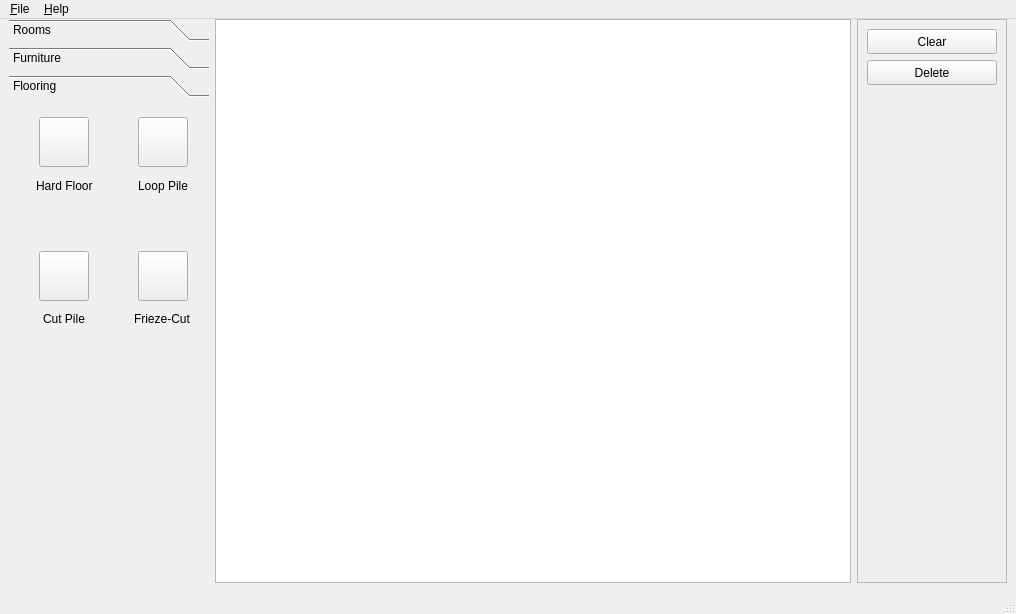
Above: editwindow.ui from mdelaune/RoboSim before the change. Below: the same form after it.
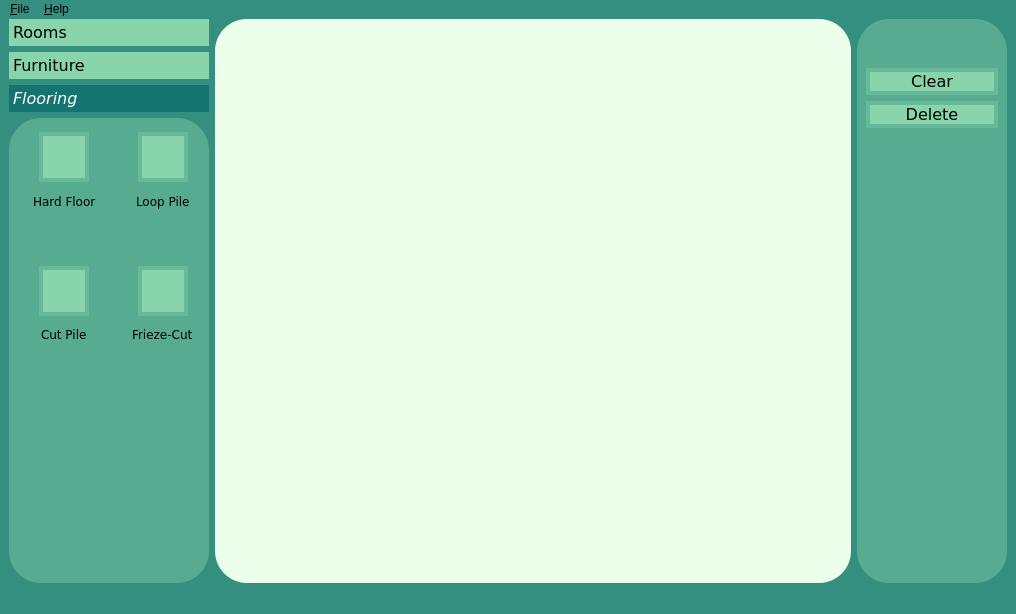
That is the form after the change. The open tabs and pages were chosen to show the change. Icons and pictures are not drawn.

Diff of the .ui file:
```diff
--- a/editwindow.ui
+++ b/editwindow.ui
@@ -13,6 +13,9 @@
   <property name="windowTitle">
    <string>MainWindow</string>
   </property>
+  <property name="styleSheet">
+   <string notr="true">background: rgba(53, 143, 128, 1);</string>
+  </property>
   <widget class="QWidget" name="centralwidget">
    <layout class="QVBoxLayout" name="verticalLayout">
     <property name="spacing">
@@ -62,6 +65,27 @@
            <height>0</height>
           </size>
          </property>
+         <property name="font">
+          <font>
+           <family>Verdana</family>
+           <pointsize>12</pointsize>
+           <bold>false</bold>
+          </font>
+         </property>
+         <property name="styleSheet">
+          <string notr="true">QToolBox::tab {
+  	background:  rgba(136, 212, 171, 1);
+	border-radius: 32px;
+}
+
+QToolBox::tab:selected { 
+    	font: italic;
+    	background:rgba(20, 116, 111, 1);
+		color: rgb(255,255,255);
+		border-radius: 32px;
+}
+</string>
+         </property>
          <property name="frameShape">
           <enum>QFrame::NoFrame</enum>
          </property>
@@ -323,9 +347,13 @@
             <x>0</x>
             <y>0</y>
             <width>200</width>
-            <height>468</height>
+            <height>435</height>
            </rect>
           </property>
+          <property name="styleSheet">
+           <string notr="true">background:rgba(86, 171, 145, 1); 
+border-radius: 32px;</string>
+          </property>
           <attribute name="label">
            <string>Flooring</string>
           </attribute>
@@ -350,6 +378,23 @@
                 <height>50</height>
                </size>
               </property>
+              <property name="styleSheet">
+               <string notr="true">QToolButton{
+	background: rgba(136, 212, 171, 1);
+	border-width: 4px;
+	border-style: solid;
+	border-radius: 32px;
+	border-color: rgba(103, 185, 154, 1);
+}
+QToolButton::hover {
+	background: rgba(103, 185, 154, 1);
+	border-width: 4px;
+	border-style: solid;
+	border-radius: 32px;
+	border-color: rgba(103, 185, 154, 1);
+}
+</string>
+              </property>
               <property name="text">
                <string/>
               </property>
@@ -367,6 +412,23 @@
                 <height>50</height>
                </size>
               </property>
+              <property name="styleSheet">
+               <string notr="true">QToolButton{
+	background: rgba(136, 212, 171, 1);
+	border-width: 4px;
+	border-style: solid;
+	border-radius: 32px;
+	border-color: rgba(103, 185, 154, 1);
+}
+QToolButton::hover {
+	background: rgba(103, 185, 154, 1);
+	border-width: 4px;
+	border-style: solid;
+	border-radius: 32px;
+	border-color: rgba(103, 185, 154, 1);
+}
+</string>
+              </property>
               <property name="text">
                <string/>
               </property>
@@ -378,6 +440,11 @@
             </item>
             <item row="1" column="0" alignment="Qt::AlignHCenter|Qt::AlignTop">
              <widget class="QLabel" name="label_11">
+              <property name="font">
+               <font>
+                <family>Verdana</family>
+               </font>
+              </property>
               <property name="text">
                <string>Hard Floor</string>
               </property>
@@ -391,6 +458,23 @@
                 <height>50</height>
                </size>
               </property>
+              <property name="styleSheet">
+               <string notr="true">QToolButton{
+	background: rgba(136, 212, 171, 1);
+	border-width: 4px;
+	border-style: solid;
+	border-radius: 32px;
+	border-color: rgba(103, 185, 154, 1);
+}
+QToolButton::hover {
+	background: rgba(103, 185, 154, 1);
+	border-width: 4px;
+	border-style: solid;
+	border-radius: 32px;
+	border-color: rgba(103, 185, 154, 1);
+}
+</string>
+              </property>
               <property name="text">
                <string/>
               </property>
@@ -408,6 +492,23 @@
                 <height>50</height>
                </size>
               </property>
+              <property name="styleSheet">
+               <string notr="true">QToolButton{
+	background: rgba(136, 212, 171, 1);
+	border-width: 4px;
+	border-style: solid;
+	border-radius: 32px;
+	border-color: rgba(103, 185, 154, 1);
+}
+QToolButton::hover {
+	background: rgba(103, 185, 154, 1);
+	border-width: 4px;
+	border-style: solid;
+	border-radius: 32px;
+	border-color: rgba(103, 185, 154, 1);
+}
+</string>
+              </property>
               <property name="text">
                <string/>
               </property>
@@ -419,6 +520,11 @@
             </item>
             <item row="1" column="1" alignment="Qt::AlignHCenter|Qt::AlignTop">
              <widget class="QLabel" name="label_12">
+              <property name="font">
+               <font>
+                <family>Verdana</family>
+               </font>
+              </property>
               <property name="text">
                <string>Loop Pile</string>
               </property>
@@ -426,6 +532,11 @@
             </item>
             <item row="3" column="0" alignment="Qt::AlignHCenter|Qt::AlignTop">
              <widget class="QLabel" name="label_13">
+              <property name="font">
+               <font>
+                <family>Verdana</family>
+               </font>
+              </property>
               <property name="text">
                <string>Cut Pile</string>
               </property>
@@ -433,6 +544,11 @@
             </item>
             <item row="3" column="1" alignment="Qt::AlignHCenter|Qt::AlignTop">
              <widget class="QLabel" name="label_14">
+              <property name="font">
+               <font>
+                <family>Verdana</family>
+               </font>
+              </property>
               <property name="text">
                <string>Frieze-Cut</string>
               </property>
@@ -451,6 +567,10 @@
            <height>0</height>
           </size>
          </property>
+         <property name="styleSheet">
+          <string notr="true">background: rgb(235,255,235);
+border-radius:32px;</string>
+         </property>
         </widget>
        </item>
        <item>
@@ -461,6 +581,10 @@
            <height>0</height>
           </size>
          </property>
+         <property name="styleSheet">
+          <string notr="true">background:rgba(86, 171, 145, 1); 
+border-radius: 32px;</string>
+         </property>
          <property name="frameShape">
           <enum>QFrame::StyledPanel</enum>
          </property>
@@ -468,6 +592,22 @@
           <enum>QFrame::Raised</enum>
          </property>
          <layout class="QVBoxLayout" name="verticalLayout_2">
+          <item>
+           <spacer name="verticalSpacer_2">
+            <property name="orientation">
+             <enum>Qt::Orientation::Vertical</enum>
+            </property>
+            <property name="sizeType">
+             <enum>QSizePolicy::Policy::Fixed</enum>
+            </property>
+            <property name="sizeHint" stdset="0">
+             <size>
+              <width>20</width>
+              <height>40</height>
+             </size>
+            </property>
+           </spacer>
+          </item>
           <item>
            <widget class="QPushButton" name="btn_clear">
             <property name="minimumSize">
@@ -476,6 +616,29 @@
               <height>25</height>
              </size>
             </property>
+            <property name="font">
+             <font>
+              <family>Verdana</family>
+              <pointsize>12</pointsize>
+             </font>
+            </property>
+            <property name="styleSheet">
+             <string notr="true">QPushButton{
+	background: rgba(136, 212, 171, 1);
+	border-width: 4px;
+	border-style: solid;
+	border-radius: 32px;
+	border-color: rgba(103, 185, 154, 1);
+}
+QPushButton::hover {
+	background: rgba(103, 185, 154, 1);
+	border-width: 4px;
+	border-style: solid;
+	border-radius: 32px;
+	border-color: rgba(103, 185, 154, 1);
+}
+</string>
+            </property>
             <property name="text">
              <string>Clear</string>
             </property>
@@ -489,6 +652,29 @@
               <height>25</height>
              </size>
             </property>
+            <property name="font">
+             <font>
+              <family>Verdana</family>
+              <pointsize>12</pointsize>
+             </font>
+            </property>
+            <property name="styleSheet">
+             <string notr="true">QPushButton{
+	background: rgba(136, 212, 171, 1);
+	border-width: 4px;
+	border-style: solid;
+	border-radius: 32px;
+	border-color: rgba(103, 185, 154, 1);
+}
+QPushButton::hover {
+	background: rgba(103, 185, 154, 1);
+	border-width: 4px;
+	border-style: solid;
+	border-radius: 32px;
+	border-color: rgba(103, 185, 154, 1);
+}
+</string>
+            </property>
             <property name="text">
              <string>Delete</string>
             </property>
@@ -521,7 +707,7 @@
      <x>0</x>
      <y>0</y>
      <width>1016</width>
-     <height>22</height>
+     <height>26</height>
     </rect>
    </property>
    <widget class="QMenu" name="menu_Help">
```
Left out of the diff: 238 changed lines with no effect on the pictures.
